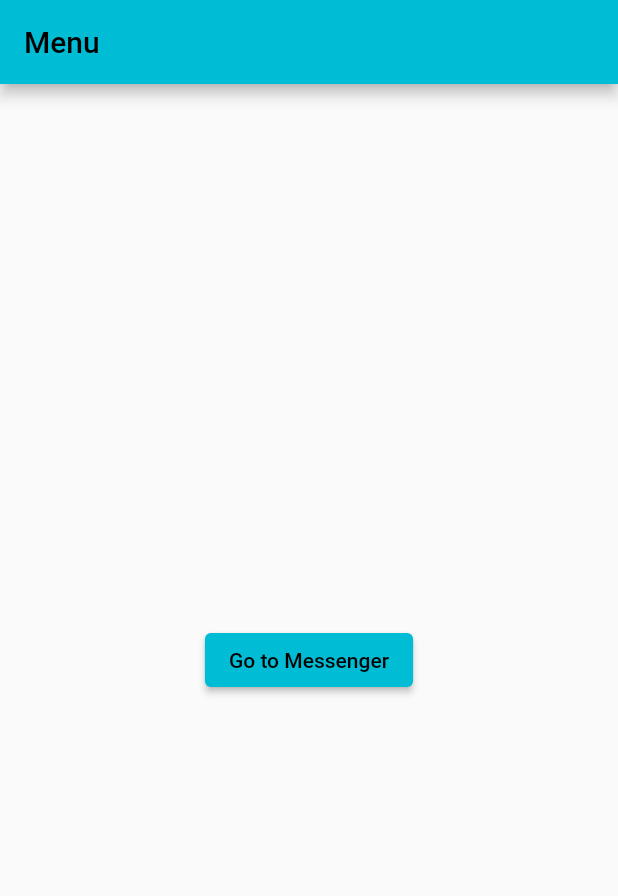
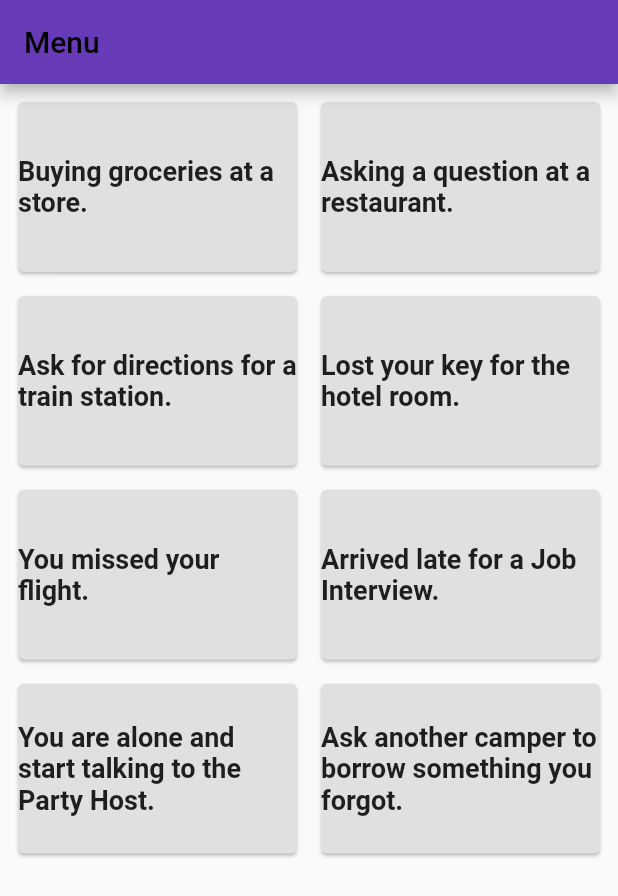
Before and after one commit to JiosHub/KaiwaAI, a Flutter app: the MenuPage screen opened directly, on a phone screen of 412 x 824 dp. Shown: the top 896 px of the screen. Run offline on Flutter 3.47's test engine with Material 2 defaults, Android fonts, the phone set to English and light mode, and no system bars; our stand-ins replace flutter_keyboard_visibility; Roboto replaces fonts that are missing (Poppins).

Commit message:
more topics

```diff
--- /dev/null
+++ b/lib/constants/topic_list.dart
@@ -0,0 +1,22 @@
+import 'dart:io';
+import 'dart:convert';
+import 'package:flutter/services.dart' show rootBundle;
+
+Future<List<Map<String, String>>> readTopicsFromFile() async {
+  final String filePath = 'lib/constants/topics.txt';  // Replace with your actual file path
+  final content = await rootBundle.loadString(filePath);
+  final lines = content.split('\n');
+
+  final List<Map<String, String>> topics = [];
+
+  for (int i = 0; i < lines.length; i += 2) {
+    if (i + 1 < lines.length) {
+      topics.add({
+        'title': lines[i],
+        'content': lines[i + 1],
+      });
+    }
+  }
+
+  return topics;
+}
--- /dev/null
+++ b/lib/constants/topics.txt
@@ -0,0 +1,16 @@
+Buying groceries at a store.
+YOU (assistant) should act like a shop clerk. The user will respond as the customer.
+Asking a question at a restaurant.
+You (assistant) are a Waiter in a restaurant, The user will respond as the customer.
+Ask for directions for a train station.
+You (assistant) are a Bystandard on a busy street, The user is lost and will respond to ask for train station directions.
+Lost your key for the hotel room.
+You (assistant) are a Hotel Receptionist, The user will respond as the guest who has lost their room key.
+You missed your flight.
+You (assistant) are an Airline Check-in Agent, The user will respond as a Traveler who missed their flight.
+Arrived late for a Job Interview.
+You (assistant) are a Job Interviewer, The user will respond as a Candidate who arrived late.
+You are alone and start talking to the Party Host.
+You (assistant) are a Party Host, The user will respond as a Guest who doesn't know anyone at the party.
+Ask another camper to borrow something you forgot.
+You (assistant) are a Camping Guide, The user will respond as a Camper who forgot essential supplies.
--- a/lib/pages/menu.dart
+++ b/lib/pages/menu.dart
@@ -1,19 +1,66 @@
 import 'package:flutter/material.dart';
+import 'package:kaiwaai/constants/topic_list.dart';
 import 'package:kaiwaai/pages/messaging.dart';
+import 'package:kaiwaai/constants/api_consts.dart';
 
-class MenuPage extends StatelessWidget {
+class MenuPage extends StatefulWidget {
+  @override
+  _MenuPageState createState() => _MenuPageState();
+}
+
+class _MenuPageState extends State<MenuPage> {
+  late List<Map<String, String>> topics = [];
+
+  @override
+  void initState() {
+    super.initState();
+    _fetchTopics();
+  }
+
+  _fetchTopics() async {
+    topics = await readTopicsFromFile();
+    setState(() {});  // Rebuild the widget
+  }
+
   @override
   Widget build(BuildContext context) {
     return Scaffold(
-      appBar: AppBar(title: Text('Menu')),
-      body: Center(
-        child: ElevatedButton(
-          onPressed: () {
-            // Navigate to the messenger screen when this button is pressed
-            Navigator.of(context).push(MaterialPageRoute(builder: (context) => MessengerPage()));
+      appBar: AppBar(
+        title: Text('Menu'),
+        backgroundColor: Colors.deepPurple,
+      ),
+      body: Padding(
+        padding: const EdgeInsets.all(8.0),
+        child: topics.isNotEmpty
+          ? GridView.builder(
+          gridDelegate: const SliverGridDelegateWithFixedCrossAxisCount(
+            crossAxisCount: 2,
+            childAspectRatio: 1.6,
+            crossAxisSpacing: 8.0,
+            mainAxisSpacing: 8.0,
+          ),
+          itemCount: topics.length,
+          itemBuilder: (context, index) {
+            return GestureDetector(
+              onTap: () {
+                // Navigate based on topic
+              },
+              child: Card(
+                color: Colors.grey[300],
+                child: Center(
+                  child: Text(
+                    topics[index]['title'] ?? '',
+                    style: TextStyle(
+                      fontSize: 18,
+                      fontWeight: FontWeight.bold,
+                    ),
+                  ),
+                ),
+              ),
+            );
           },
-          child: Text('Go to Messenger'),
-        ),
+        )
+        : Center(child: CircularProgressIndicator()),
       ),
     );
   }
--- a/pubspec.yaml
+++ b/pubspec.yaml
@@ -25,3 +25,5 @@
 
 flutter:
   uses-material-design: true
+  assets:
+    - lib/constants/topics.txt
```
